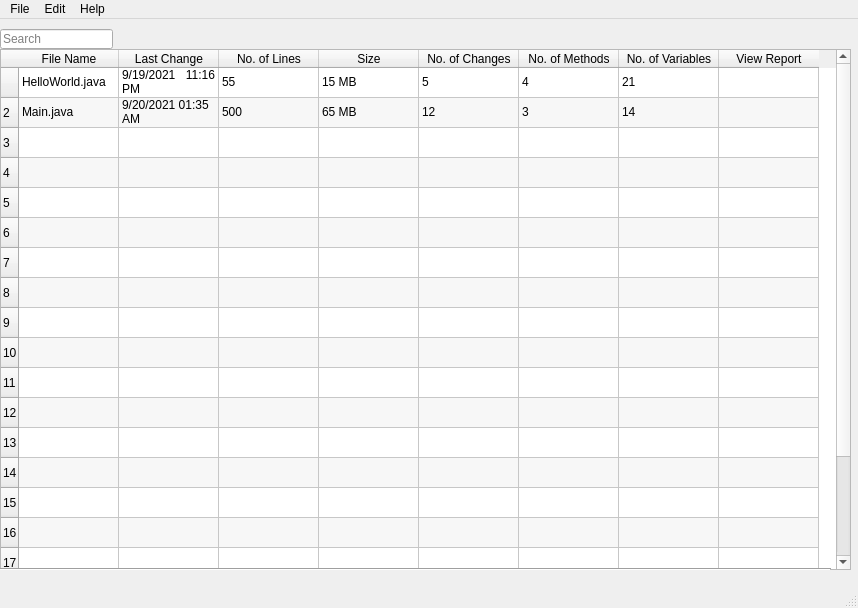
First picture: the form in plyj-master/GUI/UIFiles/GUItake2.ui, repository JLMcBride22/SourceCodeChecker, before the edit.
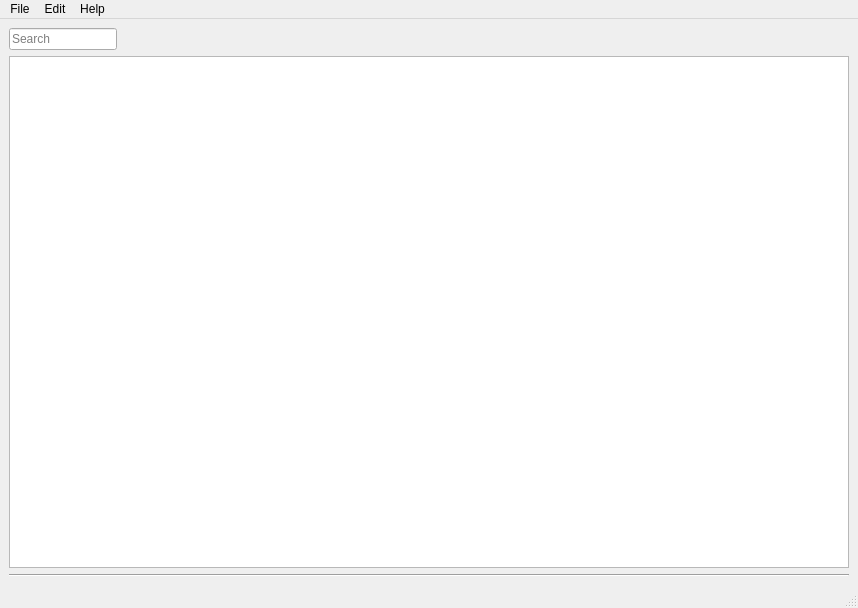
Second picture: the form after the edit.

Diff of the .ui file:
```diff
--- a/plyj-master/GUI/UIFiles/GUItake2.ui
+++ b/plyj-master/GUI/UIFiles/GUItake2.ui
@@ -50,238 +50,31 @@
    <bool>true</bool>
   </property>
   <widget class="QWidget" name="centralwidget">
-   <widget class="QTableWidget" name="javaFileTable">
-    <property name="geometry">
-     <rect>
-      <x>0</x>
-      <y>30</y>
-      <width>851</width>
-      <height>521</height>
-     </rect>
-    </property>
-    <property name="sizePolicy">
-     <sizepolicy hsizetype="Preferred" vsizetype="Fixed">
-      <horstretch>4</horstretch>
-      <verstretch>0</verstretch>
-     </sizepolicy>
-    </property>
-    <property name="mouseTracking">
-     <bool>true</bool>
-    </property>
-    <property name="whatsThis">
-     <string extracomment="Hey this is stuff"/>
-    </property>
-    <property name="verticalScrollBarPolicy">
-     <enum>Qt::ScrollBarAlwaysOn</enum>
-    </property>
-    <property name="horizontalScrollBarPolicy">
-     <enum>Qt::ScrollBarAsNeeded</enum>
-    </property>
-    <property name="editTriggers">
-     <set>QAbstractItemView::NoEditTriggers</set>
-    </property>
-    <property name="dragDropOverwriteMode">
-     <bool>false</bool>
-    </property>
-    <property name="alternatingRowColors">
-     <bool>true</bool>
-    </property>
-    <property name="gridStyle">
-     <enum>Qt::SolidLine</enum>
-    </property>
-    <property name="sortingEnabled">
-     <bool>true</bool>
-    </property>
-    <property name="rowCount">
-     <number>20</number>
-    </property>
-    <attribute name="horizontalHeaderCascadingSectionResizes">
-     <bool>true</bool>
-    </attribute>
-    <attribute name="verticalHeaderCascadingSectionResizes">
-     <bool>false</bool>
-    </attribute>
-    <row>
-     <property name="text">
-      <string/>
-     </property>
-    </row>
-    <row/>
-    <row/>
-    <row/>
-    <row/>
-    <row/>
-    <row/>
-    <row/>
-    <row/>
-    <row/>
-    <row/>
-    <row/>
-    <row/>
-    <row/>
-    <row/>
-    <row/>
-    <row/>
-    <row/>
-    <row/>
-    <row/>
-    <column>
-     <property name="text">
-      <string>File Name</string>
-     </property>
-    </column>
-    <column>
-     <property name="text">
-      <string>Last Change</string>
-     </property>
-    </column>
-    <column>
-     <property name="text">
-      <string>No. of Lines</string>
-     </property>
-    </column>
-    <column>
-     <property name="text">
-      <string>Size</string>
-     </property>
-    </column>
-    <column>
-     <property name="text">
-      <string>No. of Changes</string>
-     </property>
-    </column>
-    <column>
-     <property name="text">
-      <string>No. of Methods</string>
-     </property>
-    </column>
-    <column>
-     <property name="text">
-      <string>No. of Variables</string>
-     </property>
-    </column>
-    <column>
-     <property name="text">
-      <string>View Report</string>
-     </property>
-    </column>
+   <layout class="QGridLayout" name="gridLayout">
     <item row="0" column="0">
-     <property name="text">
-      <string>HelloWorld.java</string>
-     </property>
-    </item>
-    <item row="0" column="1">
-     <property name="text">
-      <string>9/19/2021 11:16 PM</string>
-     </property>
-     <property name="textAlignment">
-      <set>AlignJustify|AlignVCenter</set>
-     </property>
-    </item>
-    <item row="0" column="2">
-     <property name="text">
-      <string>55</string>
-     </property>
-    </item>
-    <item row="0" column="3">
-     <property name="text">
-      <string>15 MB</string>
-     </property>
-     <property name="font">
-      <font>
-       <weight>50</weight>
-       <bold>false</bold>
-      </font>
-     </property>
-    </item>
-    <item row="0" column="4">
-     <property name="text">
-      <string>5</string>
-     </property>
-    </item>
-    <item row="0" column="5">
-     <property name="text">
-      <string>4</string>
-     </property>
-    </item>
-    <item row="0" column="6">
-     <property name="text">
-      <string>21</string>
-     </property>
+     <widget class="QLineEdit" name="SearchBar">
+      <property name="sizePolicy">
+       <sizepolicy hsizetype="Fixed" vsizetype="Fixed">
+        <horstretch>0</horstretch>
+        <verstretch>0</verstretch>
+       </sizepolicy>
+      </property>
+      <property name="placeholderText">
+       <string>Search</string>
+      </property>
+     </widget>
     </item>
     <item row="1" column="0">
-     <property name="text">
-      <string>Main.java</string>
-     </property>
-    </item>
-    <item row="1" column="1">
-     <property name="text">
-      <string>9/20/2021 01:35 AM</string>
-     </property>
-    </item>
-    <item row="1" column="2">
-     <property name="text">
-      <string>500</string>
-     </property>
-    </item>
-    <item row="1" column="3">
-     <property name="text">
-      <string>65 MB</string>
-     </property>
-    </item>
-    <item row="1" column="4">
-     <property name="text">
-      <string>12</string>
-     </property>
-    </item>
-    <item row="1" column="5">
-     <property name="text">
-      <string>3</string>
-     </property>
-    </item>
-    <item row="1" column="6">
-     <property name="text">
-      <string>14</string>
-     </property>
+     <widget class="QTableView" name="JavaTableView"/>
     </item>
     <item row="2" column="0">
-     <property name="text">
-      <string/>
-     </property>
+     <widget class="Line" name="line">
+      <property name="orientation">
+       <enum>Qt::Horizontal</enum>
+      </property>
+     </widget>
     </item>
-   </widget>
-   <widget class="QLineEdit" name="SearchBar">
-    <property name="geometry">
-     <rect>
-      <x>0</x>
-      <y>10</y>
-      <width>113</width>
-      <height>20</height>
-     </rect>
-    </property>
-    <property name="sizePolicy">
-     <sizepolicy hsizetype="Fixed" vsizetype="Fixed">
-      <horstretch>0</horstretch>
-      <verstretch>0</verstretch>
-     </sizepolicy>
-    </property>
-    <property name="placeholderText">
-     <string>Search</string>
-    </property>
-   </widget>
-   <widget class="Line" name="line">
-    <property name="geometry">
-     <rect>
-      <x>-10</x>
-      <y>540</y>
-      <width>841</width>
-      <height>20</height>
-     </rect>
-    </property>
-    <property name="orientation">
-     <enum>Qt::Horizontal</enum>
-    </property>
-   </widget>
+   </layout>
   </widget>
   <widget class="QMenuBar" name="menubar">
    <property name="geometry">
```
